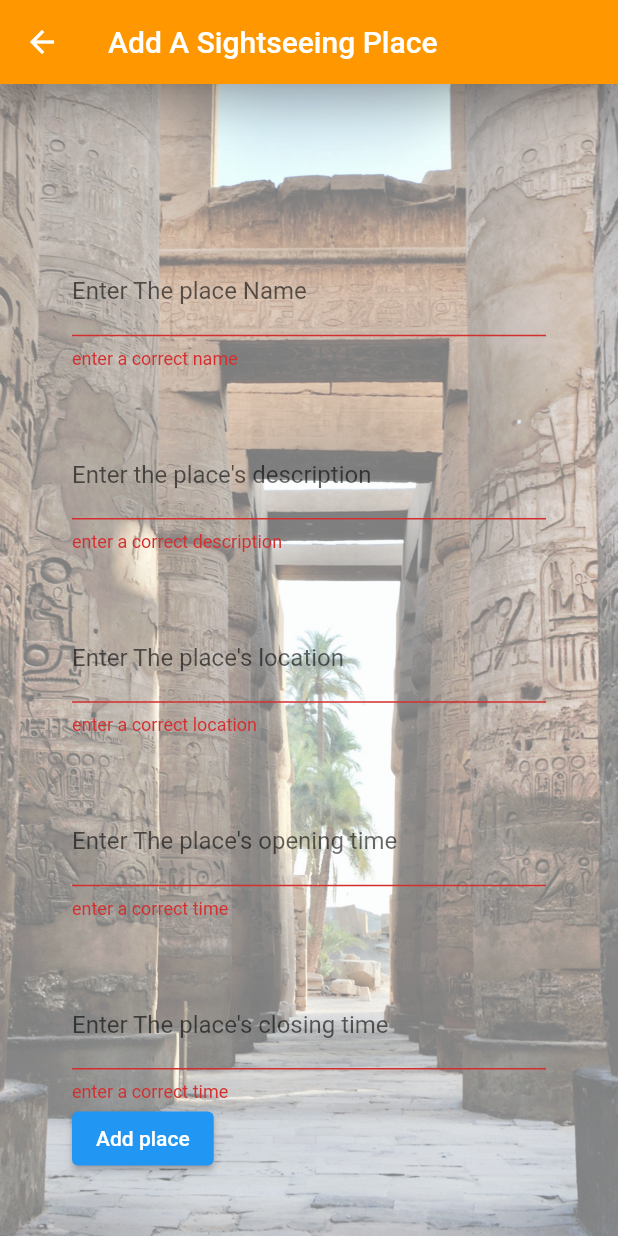
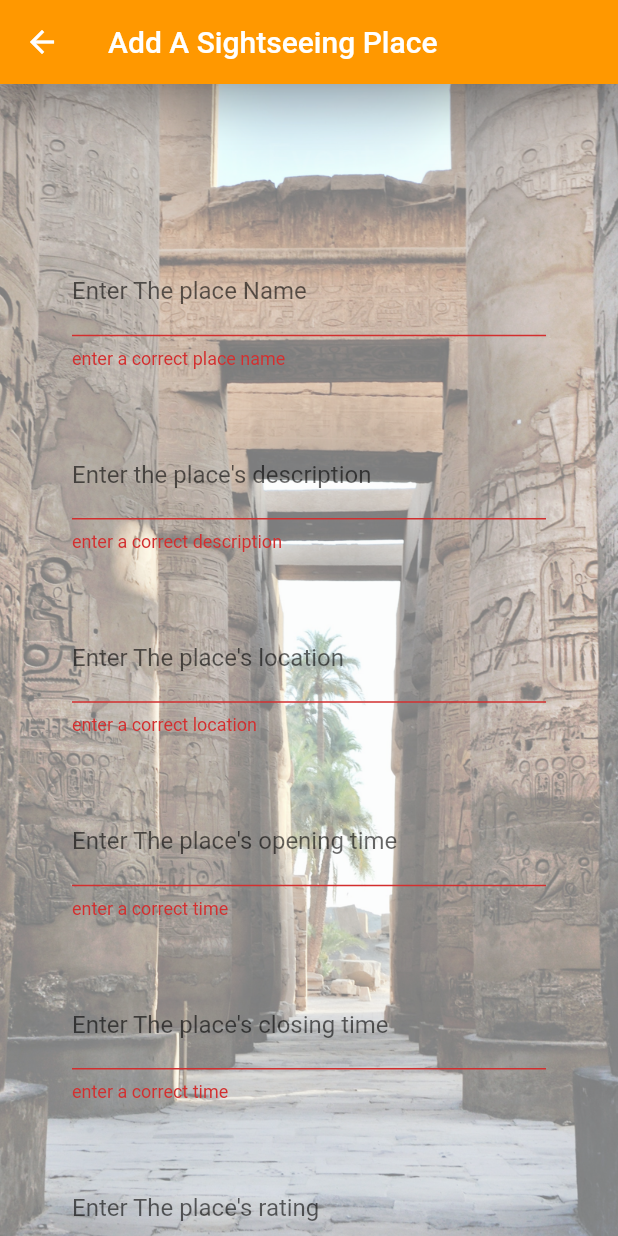
Before and after one commit to nathaliesameh26/DiscoverEgypt, a Flutter app: the placeform screen opened directly, after a tap on "Add place", on a phone screen of 412 x 824 dp. Run offline on Flutter 3.47's test engine with Material 2 defaults, Android fonts, the phone set to English and light mode, and no system bars; our stand-ins replace cloud_firestore, firebase_auth, firebase_core, flutter_riverpod, font_awesome_flutter, shared_preferences; accounts and stored records are empty.

Commit message:
update the add places page

```diff
--- a/mobileapplication/lib/screens/addPlace.dart
+++ b/mobileapplication/lib/screens/addPlace.dart
@@ -1,3 +1,4 @@
+import 'package:cloud_firestore/cloud_firestore.dart';
 import 'package:flutter/material.dart';
 
 class placeform extends StatefulWidget {
@@ -8,6 +9,15 @@ class placeform extends StatefulWidget {
 }
 
 class placeformState extends State<placeform> {
+  TextEditingController nameController = TextEditingController();
+  TextEditingController aboutController = TextEditingController();
+  TextEditingController priceController = TextEditingController();
+  TextEditingController locationController = TextEditingController();
+  TextEditingController openingTimeController = TextEditingController();
+  TextEditingController closingTimeController = TextEditingController();
+  TextEditingController ratingController = TextEditingController();
+  TextEditingController imageController = TextEditingController();
+
   final formkey = GlobalKey<FormState>();
   String name = "";
   @override
@@ -50,18 +60,20 @@ class placeformState extends State<placeform> {
                                 color: Color.fromARGB(15, 255, 255, 255))),
                         SizedBox(height: height * 0.05),
                         TextFormField(
+                            controller: nameController,
                             decoration: const InputDecoration(
                                 labelText: "Enter The place Name"),
                             validator: (value) {
                               if (value!.isEmpty ||
                                   !RegExp(r'[a-z A-Z]*$').hasMatch(value)) {
-                                return "enter a correct name";
+                                return "enter a correct place name";
                               } else {
                                 return null;
                               }
                             }),
                         SizedBox(height: height * 0.05),
                         TextFormField(
+                            controller: aboutController,
                             decoration: const InputDecoration(
                                 labelText: "Enter the place's description"),
                             validator: (value) {
@@ -74,6 +86,7 @@ class placeformState extends State<placeform> {
                             }),
                         SizedBox(height: height * 0.05),
                         TextFormField(
+                            controller: locationController,
                             decoration: const InputDecoration(
                                 labelText: "Enter The place's location"),
                             validator: (value) {
@@ -87,6 +100,7 @@ class placeformState extends State<placeform> {
                             }),
                         SizedBox(height: height * 0.05),
                         TextFormField(
+                            controller: openingTimeController,
                             decoration: const InputDecoration(
                                 labelText: "Enter The place's opening time "),
                             validator: (value) {
@@ -99,6 +113,7 @@ class placeformState extends State<placeform> {
                             }),
                         SizedBox(height: height * 0.05),
                         TextFormField(
+                            controller: closingTimeController,
                             decoration: const InputDecoration(
                                 labelText: "Enter The place's closing time "),
                             validator: (value) {
@@ -109,16 +124,33 @@ class placeformState extends State<placeform> {
                                 return null;
                               }
                             }),
+                        SizedBox(height: height * 0.05),
+                        TextFormField(
+                            controller: ratingController,
+                            decoration: const InputDecoration(
+                                labelText: "Enter The place's rating "),
+                            validator: (value) {
+                              if (value!.isEmpty ||
+                                  !RegExp(r'^[a-zA-Z]+|\s').hasMatch(value)) {
+                                return "enter a correct rating";
+                              } else {
+                                return null;
+                              }
+                            }),
                         ElevatedButton(
-                          onPressed: () {
+                          onPressed: () async {
                             // Validate returns true if the form is valid, or false otherwise.
                             if (formkey.currentState!.validate()) {
+                              //DatabaseService service = DatabaseService();
                               // If the form is valid, display a snackbar. In the real world,
                               // you'd often call a server or save the information in a database.
-                              ScaffoldMessenger.of(context).showSnackBar(
-                                const SnackBar(
-                                    content: Text('Processing Data')),
-                              );
+                              // ScaffoldMessenger.of(context).showSnackBar(
+                              //   const SnackBar(
+                              //       content: Text('Processing Data')),
+                              // );
+                              FirebaseFirestore.instance
+                                  .collection('places')
+                                  .add({'text': 'data added through app'});
                             }
                           },
                           child: const Text('Add place'),
```
